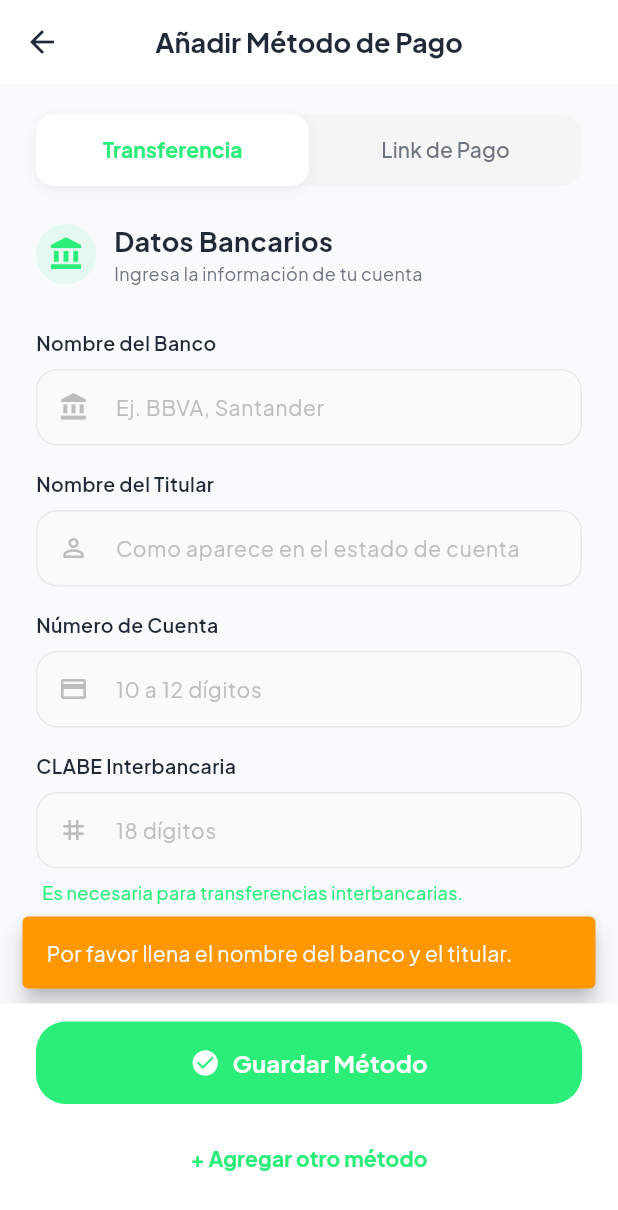
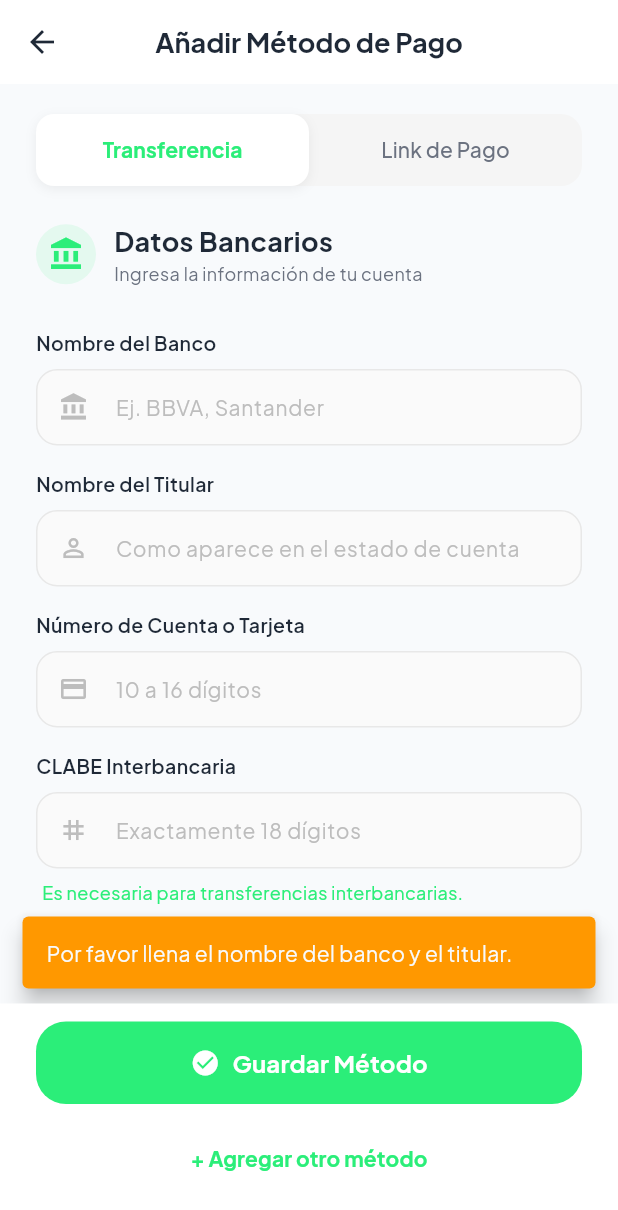
Before and after one commit to asistenciamx-design/tusflores_app, a Flutter app: the AddPaymentMethodScreen screen opened directly, after a tap on "Guardar Método", on a phone screen of 412 x 824 dp. Shown: the top 1210 px of the screen. Run offline on Flutter 3.47's test engine with Material 3 defaults, Android fonts, the phone set to English and light mode, and no system bars; our stand-ins replace flutter_dotenv, go_router, google_fonts, image_gallery_saver, image_picker, pdf and 6 more; missing offline and left inert: universal_html; accounts and stored records are empty.

Commit message:
fix: validaciones en formulario de métodos de pago
- CLABE interbancaria: solo dígitos, máximo y exactamente 18 caracteres
- Campo "Número de Cuenta" renombrado a "Número de Cuenta o Tarjeta"
- URL de link de pago debe comenzar con https://

Co-Authored-By: Claude Sonnet 4.6 <noreply@anthropic.com>

```diff
--- a/lib/features/profile/presentation/screens/add_payment_method_screen.dart
+++ b/lib/features/profile/presentation/screens/add_payment_method_screen.dart
@@ -1,4 +1,5 @@
 import 'package:flutter/material.dart';
+import 'package:flutter/services.dart';
 import '../../../../core/theme/app_theme.dart';
 import '../../domain/models/shop_settings_model.dart';
 import 'payment_method_success_screen.dart';
@@ -50,12 +51,17 @@ class _AddPaymentMethodScreenState extends State<AddPaymentMethodScreen> with Si
         _showSnack('Por favor llena el nombre del banco y el titular.');
         return;
       }
+      final clabe = _clabeCtrl.text.trim();
+      if (clabe.isNotEmpty && clabe.length != 18) {
+        _showSnack('La CLABE interbancaria debe tener exactamente 18 dígitos.');
+        return;
+      }
       final method = BankMethod(
         bankName: _bankNameCtrl.text.trim(),
         accountType: 'Cuenta Bancaria',
         holderName: _holderCtrl.text.trim(),
         accountNumber: _accountCtrl.text.trim(),
-        clabe: _clabeCtrl.text.trim(),
+        clabe: clabe,
       );
       Navigator.pop(context, method);
     } else {
@@ -63,7 +69,12 @@ class _AddPaymentMethodScreenState extends State<AddPaymentMethodScreen> with Si
         _showSnack('Por favor llena el nombre del servicio y la URL.');
         return;
       }
-      final method = LinkMethod(serviceName: _serviceNameCtrl.text.trim(), url: _urlCtrl.text.trim());
+      final url = _urlCtrl.text.trim();
+      if (!url.startsWith('https://')) {
+        _showSnack('La URL debe comenzar con https://');
+        return;
+      }
+      final method = LinkMethod(serviceName: _serviceNameCtrl.text.trim(), url: url);
       Navigator.pop(context, method);
     }
   }
@@ -158,12 +169,12 @@ class _AddPaymentMethodScreenState extends State<AddPaymentMethodScreen> with Si
               hint: 'Como aparece en el estado de cuenta', icon: Icons.person_outline),
           const SizedBox(height: 16),
 
-          _buildFormField('Número de Cuenta', _accountCtrl,
-              hint: '10 a 12 dígitos', icon: Icons.credit_card, keyboardType: TextInputType.number),
+          _buildFormField('Número de Cuenta o Tarjeta', _accountCtrl,
+              hint: '10 a 16 dígitos', icon: Icons.credit_card, keyboardType: TextInputType.number),
           const SizedBox(height: 16),
 
           _buildFormField('CLABE Interbancaria', _clabeCtrl,
-              hint: '18 dígitos', icon: Icons.tag, keyboardType: TextInputType.number),
+              hint: 'Exactamente 18 dígitos', icon: Icons.tag, keyboardType: TextInputType.number, maxLength: 18),
           const SizedBox(height: 8),
           const Padding(
             padding: EdgeInsets.only(left: 4),
@@ -217,6 +228,7 @@ class _AddPaymentMethodScreenState extends State<AddPaymentMethodScreen> with Si
   Widget _buildFormField(String label, TextEditingController ctrl, {
     required String hint, required IconData icon,
     TextInputType keyboardType = TextInputType.text,
+    int? maxLength,
   }) {
     return Column(
       crossAxisAlignment: CrossAxisAlignment.start,
@@ -232,6 +244,10 @@ class _AddPaymentMethodScreenState extends State<AddPaymentMethodScreen> with Si
           child: TextFormField(
             controller: ctrl,
             keyboardType: keyboardType,
+            maxLength: maxLength,
+            inputFormatters: maxLength != null
+                ? [FilteringTextInputFormatter.digitsOnly, LengthLimitingTextInputFormatter(maxLength)]
+                : null,
             style: const TextStyle(fontSize: 14, color: AppTheme.textLight),
             decoration: InputDecoration(
               hintText: hint,
@@ -239,6 +255,7 @@ class _AddPaymentMethodScreenState extends State<AddPaymentMethodScreen> with Si
               prefixIcon: Icon(icon, color: Colors.grey[400], size: 20),
               border: InputBorder.none,
               contentPadding: const EdgeInsets.symmetric(horizontal: 16, vertical: 14),
+              counterText: '',
             ),
           ),
         ),
```
